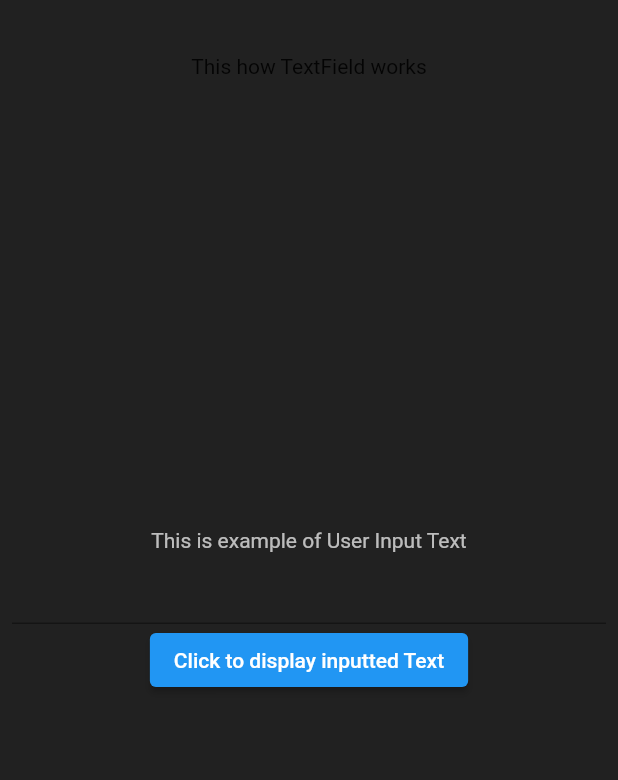
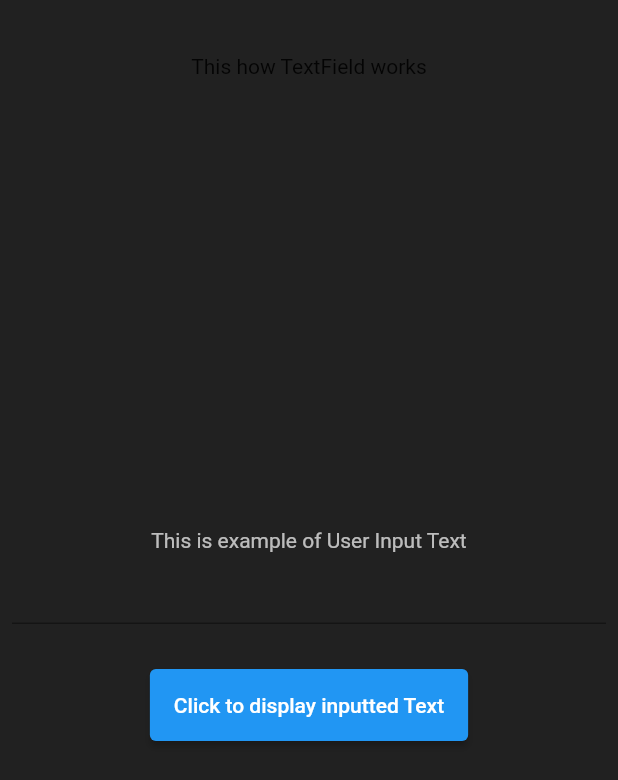
Before and after one commit to yogawilanda/flutter-ui-codebanks, a Flutter app: the UserInput screen opened directly, on a phone screen of 412 x 824 dp. Shown: the top 780 px of the screen. Run offline on Flutter 3.47's test engine with Material 2 defaults, Android fonts, the phone set to English and light mode, and no system bars; our stand-ins replace camera, file_picker, open_file; missing offline and left inert: camera_web; network calls fail.

Commit message:
formatted to be clean code

```diff
--- a/lib/View/content3.dart
+++ b/lib/View/content3.dart
@@ -14,16 +14,14 @@ class _UserInputState extends State<UserInput> {
 
   @override
   void initState() {
-    // TODO: implement initState
+    userInputted.text;
     super.initState();
-    userInputted.text;
   }
 
   @override
   void dispose() {
-    // TODO: implement dispose
+    TextEditingController.fromValue(userInputted.value);
     super.dispose();
-    TextEditingController.fromValue(userInputted.value);
   }
 
   @override
@@ -34,14 +32,25 @@ class _UserInputState extends State<UserInput> {
         body: SingleChildScrollView(
           child: Column(
             children: [
-              SizedBox(
+              const SizedBox(
                 height: 36,
               ),
+
+              //Title can be change through the declaration above
               Text(title),
+
+              //User can return value from TextField goes here.
               Container(
-                  width: 300, height: 300, child: Text(userInputted.text)),
+                alignment: Alignment.center,
+                width: 300,
+                height: 300,
+                child: Text(userInputted.text),
+              ),
+
+              //Helper to make user Understand that the function below are editable.
               Container(
-                child: Text(
+                padding: const EdgeInsets.symmetric(horizontal: 36),
+                child: const Text(
                   'This is example of User Input Text',
                   style: TextStyle(color: Colors.white70),
                 ),
@@ -52,13 +61,20 @@ class _UserInputState extends State<UserInput> {
                   controller: userInputted,
                 ),
               ),
-              ElevatedButton(
+              const SizedBox(
+                height: 30,
+              ),
+              SizedBox(
+                height: 48,
+                child: ElevatedButton(
                   onPressed: () {
                     setState(() {
                       userInputted.text;
                     });
                   },
-                  child: Text('Click to display inputted Text'))
+                  child: const Text('Click to display inputted Text'),
+                ),
+              )
             ],
           ),
         ),
```
